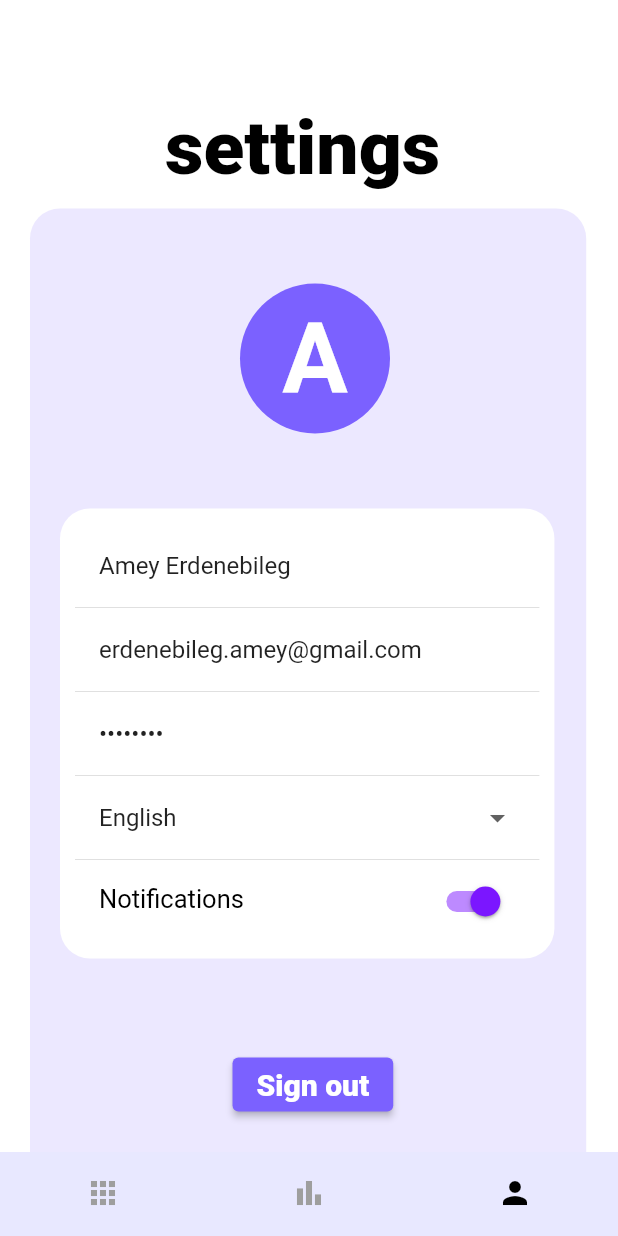
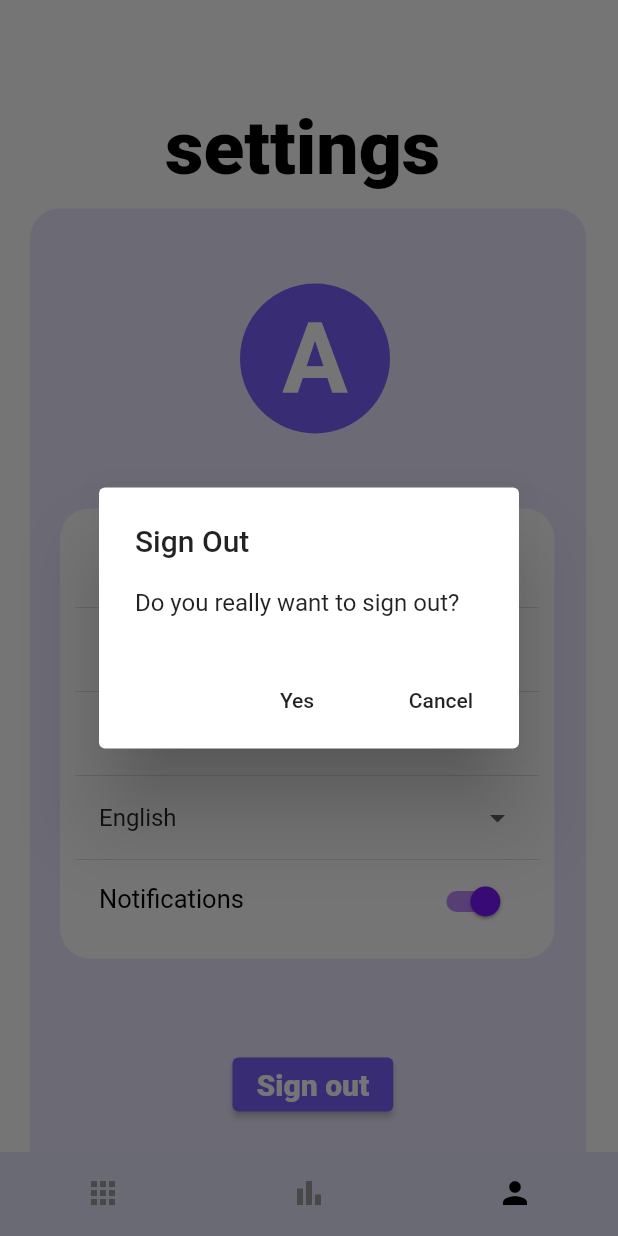
Before and after one commit to ameyerd/habits, a Flutter app: the screen it shows after launch, item 3 of the bottom bar chosen, after a tap on "Sign out", on a phone screen of 412 x 824 dp. Run offline on Flutter 3.47's test engine with Material 2 defaults, Android fonts, the phone set to English and light mode, and no system bars; our stand-ins replace fl_chart, percent_indicator.

Commit message:
Frontend design done for now

```diff
--- a/lib/home_page.dart
+++ b/lib/home_page.dart
@@ -2,6 +2,7 @@ import 'package:flutter/cupertino.dart';
 import 'package:flutter/material.dart';
 import 'package:flutter/services.dart';
 import 'package:flutter/widgets.dart';
+import 'package:percent_indicator/linear_percent_indicator.dart';
 
 class HomePage extends StatefulWidget {
   const HomePage({Key? key}) : super(key: key);
@@ -11,9 +12,13 @@ class HomePage extends StatefulWidget {
 }
 
 class _HomePageState extends State<HomePage> {
-  List habitData = ['habit one', 'habit two', 'habit three'];
+  List habits = ['drink water', 'workout', 'study'];
+  Color _expandedColor = Colors.black;
+
   bool isButtonActive = false;
   TextEditingController? controller;
+
+  TextEditingController _habitName = TextEditingController();
 
   @override
   void initState() {
@@ -33,14 +38,6 @@ class _HomePageState extends State<HomePage> {
 
     super.dispose();
   }
-
-  // void insertHabit() {
-  //   final newIndex = habitData.length;
-  //   const newHabit = 'habit four';
-  //
-  //   habitData.insert(newIndex, newHabit);
-  //   print("adding habit");
-  // }
 
   Widget buildSheet() => Container(
         height: 500,
@@ -66,8 +63,9 @@ class _HomePageState extends State<HomePage> {
                 Container(
                   padding: const EdgeInsets.only(left: 30, top: 20),
                   width: 400,
-                  child: const TextField(
-                    decoration: InputDecoration(
+                  child: TextField(
+                    controller: _habitName,
+                    decoration: const InputDecoration(
                       hintText: 'Habit name',
                       hintStyle:
                           TextStyle(fontSize: 25, color: Color(0xffe5e5e5)),
@@ -148,9 +146,13 @@ class _HomePageState extends State<HomePage> {
                       ),
                       onPressed: isButtonActive
                           ? () {
+                              var _habit = _habitName.text;
+                              final newIndex = habits.length;
+
                               setState(() => isButtonActive = false);
                               controller!.clear();
                               Navigator.of(context).pop();
+                              habits.insert(newIndex, _habit);
                             }
                           : null,
                       child: const Text(
@@ -175,6 +177,8 @@ class _HomePageState extends State<HomePage> {
       resizeToAvoidBottomInset: true,
       backgroundColor: Colors.white,
       body: SingleChildScrollView(
+        padding:
+            EdgeInsets.only(bottom: MediaQuery.of(context).viewInsets.bottom),
         child: Container(
           padding: const EdgeInsets.only(left: 20, right: 20),
           child: Column(
@@ -204,24 +208,74 @@ class _HomePageState extends State<HomePage> {
                       color: const Color(0xffECE8FF),
                       borderRadius: BorderRadius.circular(20.0)),
                   alignment: Alignment.center,
+                  child: SizedBox(
+                    height: 1000,
+                    child: ListView(
+                      children: [
+                        LinearPercentIndicator(
+                          animation: true,
+                          padding: EdgeInsets.only(left: 100, bottom: 20),
+                          width: 300,
+                          lineHeight: 20,
+                          percent: 0.7,
+                          progressColor: const Color(0xff7b61ff),
+                          backgroundColor: Colors.white,
+                        ),
+                        Container(
+                          width: 360,
                           child: ListView.builder(
-                    itemCount: habitData.length,
+                            shrinkWrap: true,
+                            itemCount: habits.length,
                             itemBuilder: (BuildContext context, int index) {
                               return Padding(
-                        padding: const EdgeInsets.all(20.0),
-                        child: Center(
-                          child: SizedBox(
-                            width: 3050,
-                            height: 80,
+                                padding: const EdgeInsets.all(10.0),
                                 child: Card(
-                              child: ListTile(
-                                title: Text('${habitData[index]}'),
+                                  shape: RoundedRectangleBorder(
+                                      borderRadius:
+                                          BorderRadius.circular(20.0)),
+                                  child: Theme(
+                                    data: Theme.of(context).copyWith(
+                                        dividerColor: Colors.transparent),
+                                    child: ExpansionTile(
+                                      // onExpansionChanged: (expanded) {
+                                      //   setState(() {
+                                      //     if (expanded) {
+                                      //       _expandedColor = const Color(0xff7b61ff);
+                                      //     } else {
+                                      //       _expandedColor = Colors.black;
+                                      //     }
+                                      //   });
+                                      // },
+                                      leading: const Icon(
+                                        Icons.favorite,
+                                        color: Color(0xffece8ff),
                                       ),
+                                      title: Text(
+                                        '${habits[index]}',
+                                        style: const TextStyle(
+                                          color: Colors.black,
+                                          fontSize: 20,
+                                          fontWeight: FontWeight.w500,
+                                        ),
+                                      ),
+                                      children: [
+                                        ListTile(
+                                          contentPadding:
+                                              const EdgeInsets.symmetric(
+                                                  horizontal: 40),
+                                          onTap: () {},
+                                          title: const Text('hi'),
+                                        ),
+                                      ],
                                     ),
                                   ),
                                 ),
                               );
                             },
+                          ),
+                        ),
+                      ],
+                    ),
                   ),
                 ),
               ]),
@@ -255,3 +309,59 @@ class _HomePageState extends State<HomePage> {
     );
   }
 }
+
+// class Habit {
+//   int id;
+//   String name;
+//   int days;
+//
+//   Habit(this.id, this.name, this.days);
+// }
+
+// child: ListView.builder(
+//   itemCount: habitData.length,
+//   itemBuilder: (BuildContext context, int index) {
+//     return Padding(
+//       padding: const EdgeInsets.all(20.0),
+//       child: Center(
+//         child: SizedBox(
+//           width: 3050,
+//           height: 80,
+//           child: Card(
+//             child: ListTile(
+//               title: Text('${habitData[index]}'),
+//             ),
+//           ),
+//         ),
+//       ),
+//     );
+//   },
+// ),
+
+// working  !!!
+// Container(
+// width: 400,
+// child: ListView(
+// children: [
+// Padding(
+// padding: const EdgeInsets.all(10.0),
+// child: Card(
+// shape: RoundedRectangleBorder(
+// borderRadius: BorderRadius.circular(20.0)),
+// child: ExpansionTile(
+// leading: Icon(Icons.restaurant_menu_outlined),
+// title: Text('Test'),
+// children: [
+// ListTile(
+// contentPadding:
+// EdgeInsets.symmetric(horizontal: 40),
+// onTap: () {},
+// title: Text('Test description'),
+// ),
+// ],
+// ),
+// ),
+// ),
+// ],
+// ),
+// ),
--- a/lib/settings_page.dart
+++ b/lib/settings_page.dart
@@ -13,6 +13,31 @@ class _SettingsPageState extends State<SettingsPage> {
   List<String> items = ['English', 'Spanish'];
 
   bool switchValue = true;
+
+  void _showDialog() {
+    showDialog(
+      context: context,
+      builder: (context) {
+        return AlertDialog(
+          backgroundColor: Colors.white,
+          title: const Text('Sign Out'),
+          content: const Text('Do you really want to sign out?'),
+          actions: [
+            MaterialButton(
+              onPressed: () {},
+              child: const Text('Yes'),
+            ),
+            MaterialButton(
+              onPressed: () {
+                Navigator.pop(context);
+              },
+              child: const Text('Cancel'),
+            ),
+          ],
+        );
+      },
+    );
+  }
 
   @override
   Widget build(BuildContext context) {
@@ -195,7 +220,9 @@ class _SettingsPageState extends State<SettingsPage> {
                                   primary: const Color(0xff7b61ff),
                                   onPrimary: Colors.white,
                                 ),
-                                onPressed: () {},
+                                onPressed: () {
+                                  _showDialog();
+                                },
                                 child: const Text(
                                   'Sign out',
                                   style: TextStyle(
--- a/pubspec.yaml
+++ b/pubspec.yaml
@@ -36,6 +36,7 @@ dependencies:
   cupertino_icons: ^1.0.2
 
   fl_chart: ^0.12.0
+  percent_indicator: ^3.4.0
 
 dev_dependencies:
   flutter_test:
```
Also changed, not shown: pubspec.lock. Lines whose indentation alone changed are shown as unchanged.
